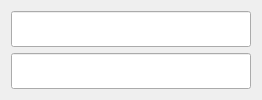
coolboy/qvirtual-keyboard, file VirtualKeyboard/virtualkeyboard.ui: the form before one commit.
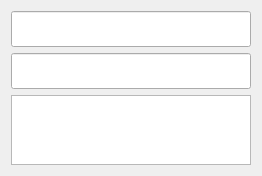
The form after the commit.

Diff of the .ui file:
```diff
--- a/VirtualKeyboard/virtualkeyboard.ui
+++ b/VirtualKeyboard/virtualkeyboard.ui
@@ -7,7 +7,7 @@
     <x>0</x>
     <y>0</y>
     <width>262</width>
-    <height>64</height>
+    <height>169</height>
    </rect>
   </property>
   <property name="windowTitle">
@@ -38,6 +38,9 @@
      </property>
     </widget>
    </item>
+   <item row="2" column="0">
+    <widget class="QTextBrowser" name="resultTB"/>
+   </item>
   </layout>
  </widget>
  <layoutdefault spacing="6" margin="11"/>
```
